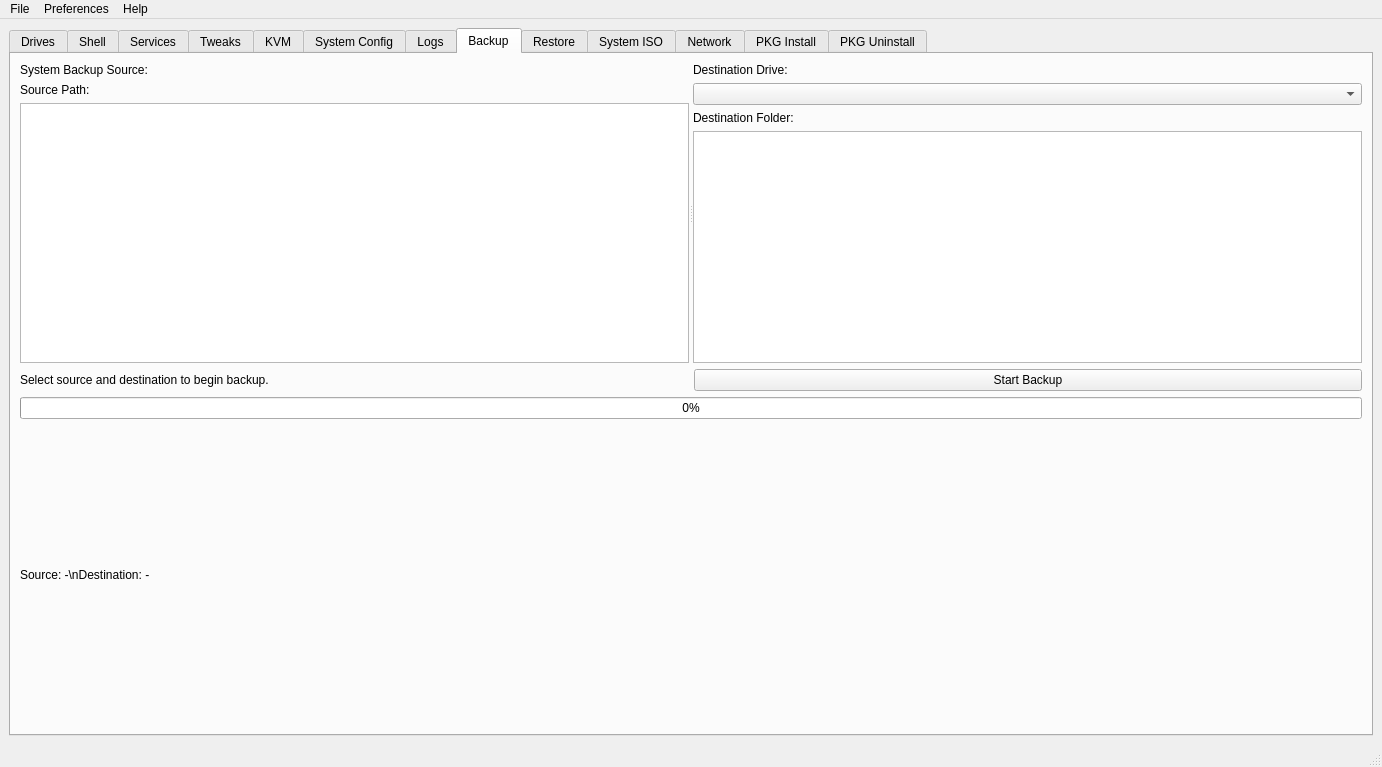
Above: mainwindow.ui from XetalEngine/CachyOsTools before the change. Below: the same form after it.
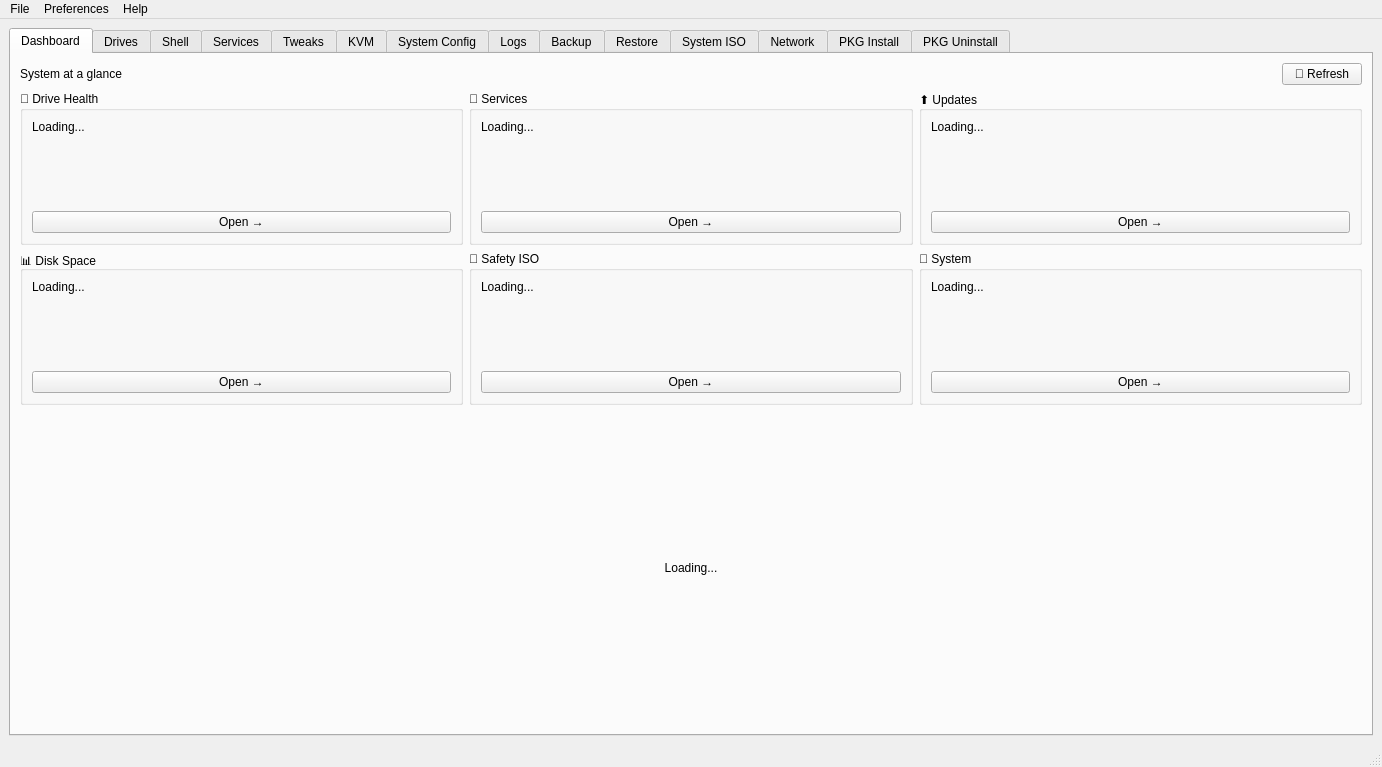
That is the form after the change. The open tabs and pages were chosen to show the change.

```diff
--- a/mainwindow.ui
+++ b/mainwindow.ui
@@ -20,6 +20,241 @@
       <property name="currentIndex">
        <number>8</number>
       </property>
+      <widget class="QWidget" name="dashboardTab">
+       <attribute name="title">
+        <string>Dashboard</string>
+       </attribute>
+       <layout class="QVBoxLayout" name="verticalLayout_dashboard">
+        <item>
+         <layout class="QHBoxLayout" name="dashTopLayout">
+          <item>
+           <widget class="QLabel" name="dashTitleLabel">
+            <property name="text">
+             <string>System at a glance</string>
+            </property>
+           </widget>
+          </item>
+          <item>
+           <spacer name="dashTopSpacer">
+            <property name="orientation">
+             <enum>Qt::Orientation::Horizontal</enum>
+            </property>
+            <property name="sizeHint" stdset="0">
+             <size>
+              <width>40</width>
+              <height>20</height>
+             </size>
+            </property>
+           </spacer>
+          </item>
+          <item>
+           <widget class="QPushButton" name="dashRefreshButton">
+            <property name="text">
+             <string>🔄 Refresh</string>
+            </property>
+           </widget>
+          </item>
+         </layout>
+        </item>
+        <item>
+         <layout class="QGridLayout" name="dashGrid">
+        <item row="0" column="0">
+         <widget class="QGroupBox" name="dashDrivesGroup">
+          <property name="title">
+           <string>💾 Drive Health</string>
+          </property>
+          <layout class="QVBoxLayout" name="dashDrivesLayout">
+           <item>
+            <widget class="QLabel" name="dashDrivesLabel">
+             <property name="text">
+              <string>Loading...</string>
+             </property>
+             <property name="wordWrap">
+              <bool>true</bool>
+             </property>
+             <property name="alignment">
+              <set>Qt::AlignLeading|Qt::AlignLeft|Qt::AlignTop</set>
+             </property>
+            </widget>
+           </item>
+           <item>
+            <widget class="QPushButton" name="dashDrivesButton">
+             <property name="text">
+              <string>Open →</string>
+             </property>
+            </widget>
+           </item>
+          </layout>
+         </widget>
+        </item>
+        <item row="0" column="1">
+         <widget class="QGroupBox" name="dashServicesGroup">
+          <property name="title">
+           <string>🧩 Services</string>
+          </property>
+          <layout class="QVBoxLayout" name="dashServicesLayout">
+           <item>
+            <widget class="QLabel" name="dashServicesLabel">
+             <property name="text">
+              <string>Loading...</string>
+             </property>
+             <property name="wordWrap">
+              <bool>true</bool>
+             </property>
+             <property name="alignment">
+              <set>Qt::AlignLeading|Qt::AlignLeft|Qt::AlignTop</set>
+             </property>
+            </widget>
+           </item>
+           <item>
+            <widget class="QPushButton" name="dashServicesButton">
+             <property name="text">
+              <string>Open →</string>
+             </property>
+            </widget>
+           </item>
+          </layout>
+         </widget>
+        </item>
+        <item row="0" column="2">
+         <widget class="QGroupBox" name="dashUpdatesGroup">
+          <property name="title">
+           <string>⬆️ Updates</string>
+          </property>
+          <layout class="QVBoxLayout" name="dashUpdatesLayout">
+           <item>
+            <widget class="QLabel" name="dashUpdatesLabel">
+             <property name="text">
+              <string>Loading...</string>
+             </property>
+             <property name="wordWrap">
+              <bool>true</bool>
+             </property>
+             <property name="alignment">
+              <set>Qt::AlignLeading|Qt::AlignLeft|Qt::AlignTop</set>
+             </property>
+            </widget>
+           </item>
+           <item>
+            <widget class="QPushButton" name="dashUpdatesButton">
+             <property name="text">
+              <string>Open →</string>
+             </property>
+            </widget>
+           </item>
+          </layout>
+         </widget>
+        </item>
+        <item row="1" column="0">
+         <widget class="QGroupBox" name="dashDiskGroup">
+          <property name="title">
+           <string>📊 Disk Space</string>
+          </property>
+          <layout class="QVBoxLayout" name="dashDiskLayout">
+           <item>
+            <widget class="QLabel" name="dashDiskLabel">
+             <property name="text">
+              <string>Loading...</string>
+             </property>
+             <property name="wordWrap">
+              <bool>true</bool>
+             </property>
+             <property name="alignment">
+              <set>Qt::AlignLeading|Qt::AlignLeft|Qt::AlignTop</set>
+             </property>
+            </widget>
+           </item>
+           <item>
+            <widget class="QPushButton" name="dashDiskButton">
+             <property name="text">
+              <string>Open →</string>
+             </property>
+            </widget>
+           </item>
+          </layout>
+         </widget>
+        </item>
+        <item row="1" column="1">
+         <widget class="QGroupBox" name="dashIsoGroup">
+          <property name="title">
+           <string>📀 Safety ISO</string>
+          </property>
+          <layout class="QVBoxLayout" name="dashIsoLayout">
+           <item>
+            <widget class="QLabel" name="dashIsoLabel">
+             <property name="text">
+              <string>Loading...</string>
+             </property>
+             <property name="wordWrap">
+              <bool>true</bool>
+             </property>
+             <property name="alignment">
+              <set>Qt::AlignLeading|Qt::AlignLeft|Qt::AlignTop</set>
+             </property>
+            </widget>
+           </item>
+           <item>
+            <widget class="QPushButton" name="dashIsoButton">
+             <property name="text">
+              <string>Open →</string>
+             </property>
+            </widget>
+           </item>
+          </layout>
+         </widget>
+        </item>
+        <item row="1" column="2">
+         <widget class="QGroupBox" name="dashSystemGroup">
+          <property name="title">
+           <string>🧠 System</string>
+          </property>
+          <layout class="QVBoxLayout" name="dashSystemLayout">
+           <item>
+            <widget class="QLabel" name="dashSystemLabel">
+             <property name="text">
+              <string>Loading...</string>
+             </property>
+             <property name="wordWrap">
+              <bool>true</bool>
+             </property>
+             <property name="alignment">
+              <set>Qt::AlignLeading|Qt::AlignLeft|Qt::AlignTop</set>
+             </property>
+            </widget>
+           </item>
+           <item>
+            <widget class="QPushButton" name="dashSystemButton">
+             <property name="text">
+              <string>Open →</string>
+             </property>
+            </widget>
+           </item>
+          </layout>
+         </widget>
+        </item>
+        </layout>
+        </item>
+        <item>
+         <widget class="QLabel" name="dashPromoLabel">
+          <property name="text">
+           <string>Loading...</string>
+          </property>
+          <property name="openExternalLinks">
+           <bool>true</bool>
+          </property>
+          <property name="alignment">
+           <set>Qt::AlignCenter</set>
+          </property>
+          <property name="minimumSize">
+           <size>
+            <width>0</width>
+            <height>52</height>
+           </size>
+          </property>
+         </widget>
+        </item>
+       </layout>
+      </widget>
       <widget class="QWidget" name="driveToolsTab">
        <attribute name="title">
         <string>Drives</string>
```
Left out of the diff: 54 changed lines with no effect on the pictures.
